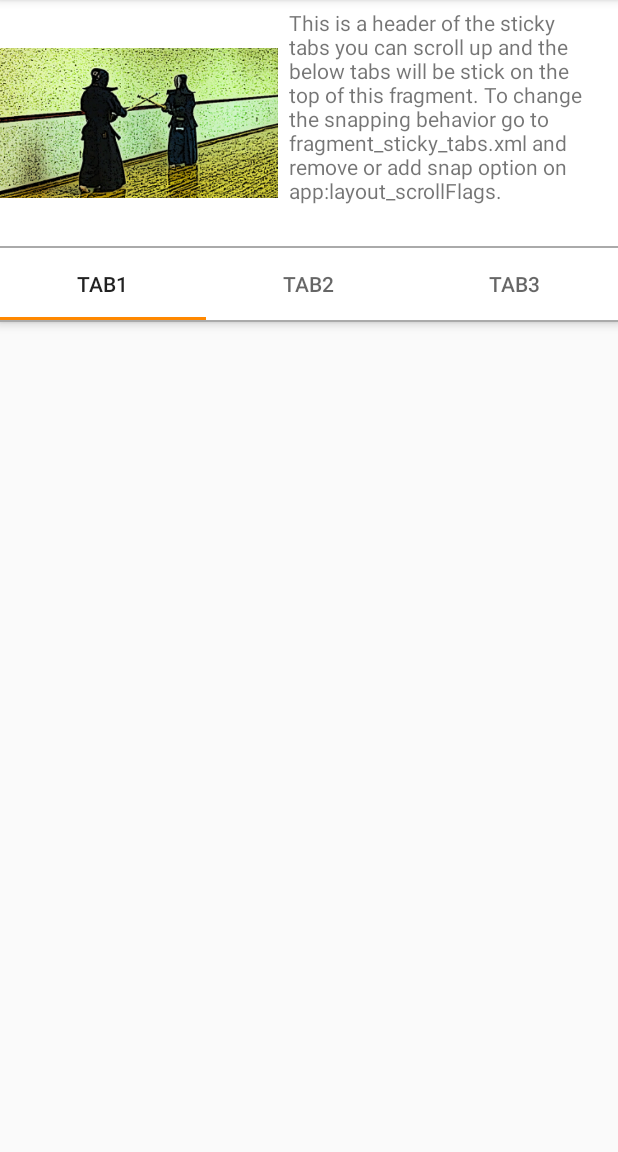
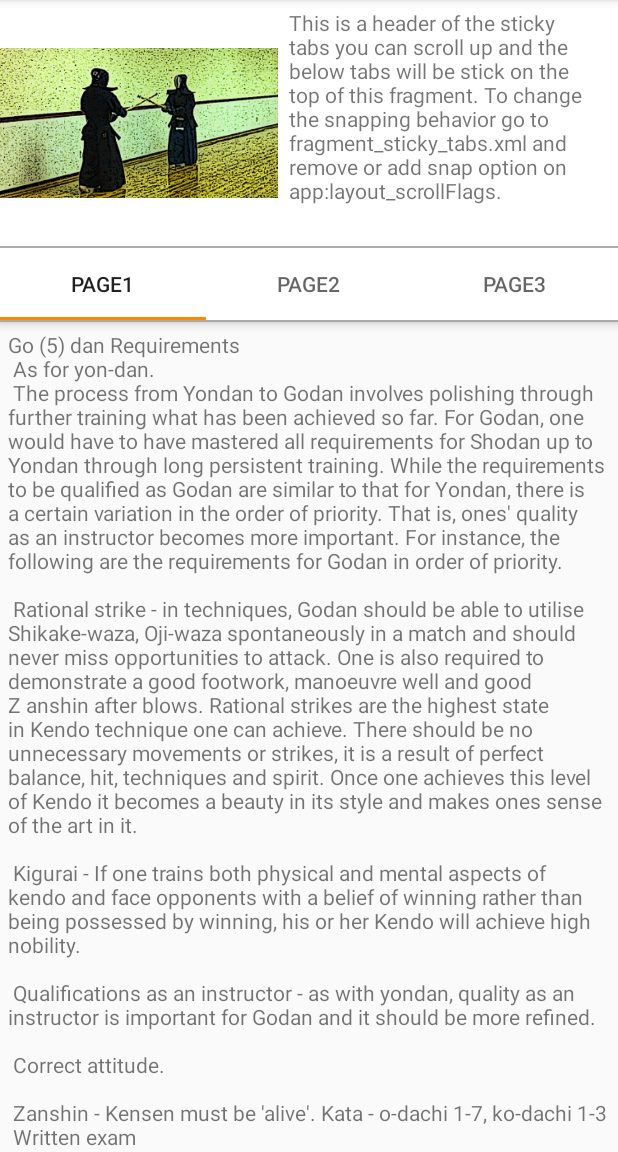
Before and after one commit to SwordArtist/Android-stickey-tabs, an Android app: the screen it shows after launch (MainActivity), after a tap on "Sticky Tabs", on a phone screen of 412 x 824 dp, the part 84-1236 px from its top. Run offline under Robolectric (Android 15) with nearby library versions, the phone set to English and light mode, and no system bars; 1 other tap on this screen came first.

Commit message:
added a ViewPager and associated with TabLayout. created another Fragment and added on the ViewPager

```diff
--- a/app/src/main/java/com/swordartist/android/stickeytabs/MainActivity.java
+++ b/app/src/main/java/com/swordartist/android/stickeytabs/MainActivity.java
@@ -13,6 +13,11 @@ import android.support.v7.widget.Toolbar;
 import android.view.Menu;
 import android.view.MenuItem;
 
+/**
+ * Created by Yusuke Yanai on 2017-02-15.
+ *
+ * MainActivity
+ */
 public class MainActivity extends AppCompatActivity
         implements NavigationView.OnNavigationItemSelectedListener {
 
--- a/app/src/main/java/com/swordartist/android/stickeytabs/StickyTabsFragment.java
+++ b/app/src/main/java/com/swordartist/android/stickeytabs/StickyTabsFragment.java
@@ -2,13 +2,19 @@ package com.swordartist.android.stickeytabs;
 
 import android.content.Context;
 import android.os.Bundle;
+import android.support.design.widget.TabLayout;
 import android.support.v4.app.Fragment;
+import android.support.v4.app.FragmentManager;
+import android.support.v4.app.FragmentStatePagerAdapter;
+import android.support.v4.view.ViewPager;
 import android.view.LayoutInflater;
 import android.view.View;
 import android.view.ViewGroup;
 
 
 /**
+ * Created by Yusuke Yanai on 2017-02-15.
+ *
  * StickyTabsFragment
  */
 public class StickyTabsFragment extends Fragment {
@@ -33,7 +39,17 @@ public class StickyTabsFragment extends Fragment {
     public View onCreateView(LayoutInflater inflater, ViewGroup container,
                              Bundle savedInstanceState) {
         // Inflate the layout for this fragment
-        return inflater.inflate(R.layout.fragment_sticky_tabs, container, false);
+        View stickyTabsFragment = inflater.inflate(R.layout.fragment_sticky_tabs, container, false);
+
+        // Instantiate a ViewPager and a PagerAdapter.
+        ViewPager mPager = (ViewPager) stickyTabsFragment.findViewById(R.id.stickyTabsViewpager);
+        ScreenSlidePagerAdapter mPagerAdapter = new ScreenSlidePagerAdapter(getActivity().getSupportFragmentManager());
+        mPager.setAdapter(mPagerAdapter);
+        // Give the TabLayout the ViewPager
+        TabLayout tabLayout = (TabLayout) stickyTabsFragment.findViewById(R.id.tabs);
+        tabLayout.setupWithViewPager(mPager,true);
+
+        return stickyTabsFragment;
     }
 
     @Override
@@ -46,4 +62,45 @@ public class StickyTabsFragment extends Fragment {
         super.onDetach();
     }
 
+    /**
+     * A simple pager adapter that represents 3 Fragment objects, in sequence.
+     *
+     * Note: FragmentStatePagerAdapter destroys as Fragments that aren't being used. FragmentPagerAdapter does not.
+     */
+    private class ScreenSlidePagerAdapter extends FragmentStatePagerAdapter {
+        public ScreenSlidePagerAdapter(FragmentManager fm) {
+            super(fm);
+        }
+
+        @Override
+        public Fragment getItem(int position) {
+            switch (position) {
+                case 0:
+                    return Tab1Fragment.newInstance();
+                case 1:
+                    return Tab1Fragment.newInstance();
+                case 2:
+                    return Tab1Fragment.newInstance();
+            }
+            return null;
+        }
+
+        @Override
+        public int getCount() {
+            return 3;
+        }
+
+        @Override
+        public CharSequence getPageTitle(int position) {
+            switch (position) {
+                case 0:
+                    return "Page1";
+                case 1:
+                    return "Page2";
+                case 2:
+                    return "Page3";
+            }
+            return null;
+        }
+    }
 }
--- /dev/null
+++ b/app/src/main/java/com/swordartist/android/stickeytabs/Tab1Fragment.java
@@ -0,0 +1,32 @@
+package com.swordartist.android.stickeytabs;
+
+import android.os.Bundle;
+import android.support.v4.app.Fragment;
+import android.view.LayoutInflater;
+import android.view.View;
+import android.view.ViewGroup;
+
+
+/**
+ * Created by Yusuke Yanai on 2017-02-15.
+ *
+ * Tab1Fragment
+ */
+public class Tab1Fragment extends Fragment {
+
+    public Tab1Fragment() {
+    }
+
+    public static Tab1Fragment newInstance() {
+        Tab1Fragment fragment = new Tab1Fragment();
+        return fragment;
+    }
+
+    @Override
+    public View onCreateView(LayoutInflater inflater, ViewGroup container,
+                             Bundle savedInstanceState) {
+        // Inflate the layout for this fragment
+        return inflater.inflate(R.layout.fragment_tab1, container, false);
+    }
+
+}
--- a/app/src/main/res/layout/fragment_sticky_tabs.xml
+++ b/app/src/main/res/layout/fragment_sticky_tabs.xml
@@ -78,10 +78,12 @@
             android:background="@android:color/darker_gray" />
     </android.support.design.widget.AppBarLayout>
 
-    <android.support.v4.widget.NestedScrollView
+    <android.support.v4.view.ViewPager
+        android:id="@+id/stickyTabsViewpager"
         android:layout_width="match_parent"
         android:layout_height="match_parent"
-        app:layout_behavior="android.support.design.widget.AppBarLayout$ScrollingViewBehavior">
+        app:layout_behavior="@string/appbar_scrolling_view_behavior">
 
-    </android.support.v4.widget.NestedScrollView>
+    </android.support.v4.view.ViewPager>
+
 </android.support.design.widget.CoordinatorLayout>
--- /dev/null
+++ b/app/src/main/res/layout/fragment_tab1.xml
@@ -0,0 +1,22 @@
+<android.support.v4.widget.NestedScrollView
+    android:layout_width="match_parent"
+    android:layout_height="match_parent"
+    xmlns:android="http://schemas.android.com/apk/res/android"
+    xmlns:app="http://schemas.android.com/apk/res-auto">
+
+    <LinearLayout xmlns:android="http://schemas.android.com/apk/res/android"
+        xmlns:tools="http://schemas.android.com/tools"
+        xmlns:app="http://schemas.android.com/apk/res-auto"
+        android:layout_width="match_parent"
+        android:layout_height="match_parent"
+        android:layout_margin="5dp"
+        tools:context="com.swordartist.android.stickeytabs.Tab1Fragment"
+        app:layout_behavior="@string/appbar_scrolling_view_behavior">
+
+        <TextView
+            android:layout_width="match_parent"
+            android:layout_height="match_parent"
+            android:text="@string/stickyTab1TextView" />
+
+    </LinearLayout>
+</android.support.v4.widget.NestedScrollView>
--- a/app/src/main/res/values/strings.xml
+++ b/app/src/main/res/values/strings.xml
@@ -7,4 +7,25 @@
     <string name="action_settings">Settings</string>
     <string name="stickyTabsHeader">This is a header of the sticky tabs you can scroll up and the below tabs will be stick on the top of this fragment.
     To change the snapping behavior go to fragment_sticky_tabs.xml and remove or add "snap" option on "app:layout_scrollFlags".</string>
+    <string name="stickyTab1TextView">Go (5) dan Requirements\n
+As for yon-dan.\n
+The process from Yondan to Godan involves polishing through further training what has been achieved so far. For Godan, one would have to have mastered all requirements for Shodan up to Yondan through long persistent training. While the requirements to be qualified as Godan are similar to that for Yondan, there is a certain variation in the order of priority. That is, ones\' quality as an instructor becomes more important. For instance, the following are the requirements for Godan in order of priority.\n
+\n
+Rational strike - in techniques, Godan should be able to utilise Shikake-waza, Oji-waza spontaneously in a match and should never miss opportunities to attack. One is also required to demonstrate a good footwork, manoeuvre well and good Z anshin after blows. Rational strikes are the highest state in Kendo technique one can achieve. There should be no unnecessary movements or strikes, it is a result of perfect balance, hit, techniques and spirit. Once one achieves this level of Kendo it becomes a beauty in its style and makes ones sense of the art in it.\n
+\n
+Kigurai - If one trains both physical and mental aspects of kendo and face opponents with a belief of winning rather than being possessed by winning, his or her Kendo will achieve high nobility.\n
+\n
+Qualifications as an instructor - as with yondan, quality as an instructor is important for Godan and it should be more refined.\n
+\n
+Correct attitude.\n
+\n
+Zanshin - Kensen must be \'alive\'. Kata - o-dachi 1-7, ko-dachi 1-3\n
+
+Written exam\n
+\n
+Explain your own mental attitude toward being a Kendo Instructor.\n
+Explain the meaning of Yuko-datotsu.\n
+Explain the importance of Kihon (Fundamentals) in Kendo.\n
+Explain the Referee\'s duties.\n
+Explain when it is the best time to attack.</string>
 </resources>
```
